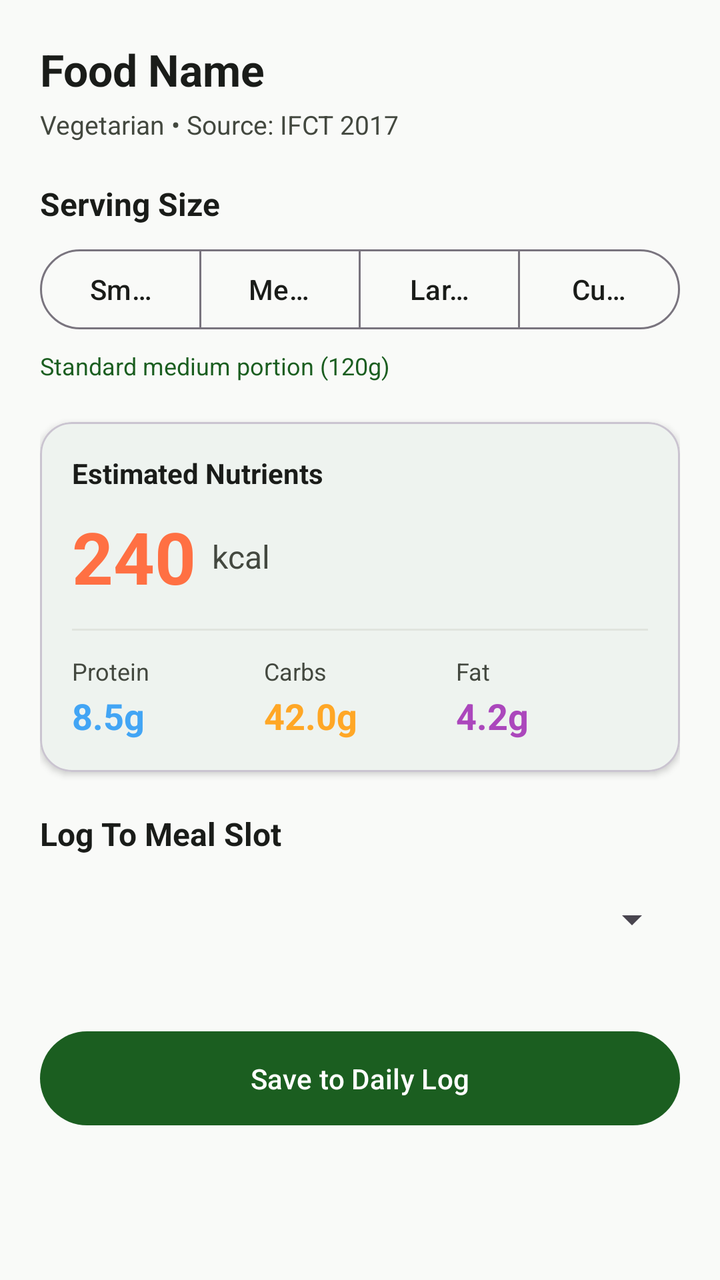
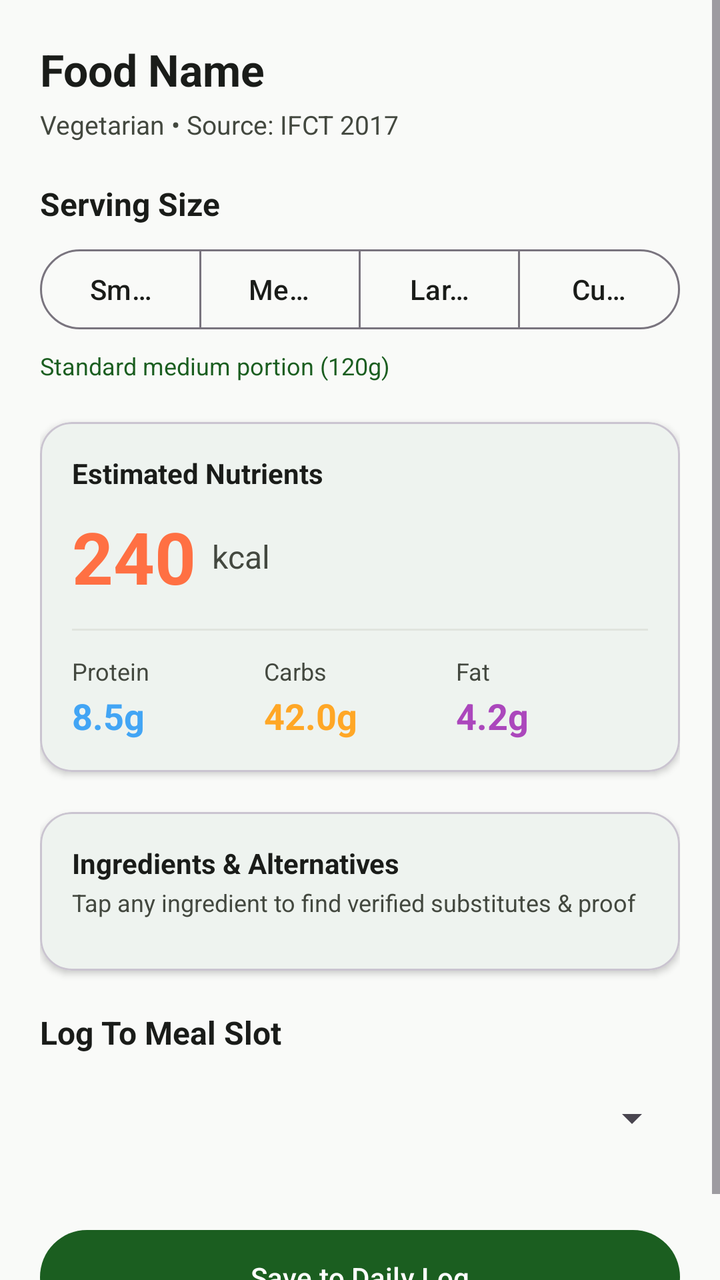

Compare the two renders of this Android layout. The source of the first and the diff that turns it into the second are given below.
<!-- AndroidManifest.xml: application theme Theme.SmartMealPlannerAI -->
<!-- res/layout/activity_meal_analysis.xml -->
<?xml version="1.0" encoding="utf-8"?>
<ScrollView xmlns:android="http://schemas.android.com/apk/res/android"
    xmlns:app="http://schemas.android.com/apk/res-auto"
    android:layout_width="match_parent"
    android:layout_height="match_parent"
    android:fillViewport="true"
    android:background="@color/background">

    <LinearLayout
        android:layout_width="match_parent"
        android:layout_height="wrap_content"
        android:orientation="vertical"
        android:padding="20dp">

        <TextView
            android:id="@+id/tvAnalysisFoodName"
            android:layout_width="wrap_content"
            android:layout_height="wrap_content"
            android:text="Food Name"
            android:textColor="@color/on_background"
            android:textSize="22sp"
            android:textStyle="bold" />

        <TextView
            android:id="@+id/tvAnalysisDietSource"
            android:layout_width="wrap_content"
            android:layout_height="wrap_content"
            android:layout_marginTop="4dp"
            android:text="Vegetarian • Source: IFCT 2017"
            android:textColor="@color/on_surface_variant"
            android:textSize="13sp" />

        <TextView
            android:layout_width="wrap_content"
            android:layout_height="wrap_content"
            android:layout_marginTop="20dp"
            android:text="@string/serving_size_label"
            android:textColor="@color/on_background"
            android:textSize="16sp"
            android:textStyle="bold" />

        
        <com.google.android.material.button.MaterialButtonToggleGroup
            android:id="@+id/toggleServing"
            android:layout_width="match_parent"
            android:layout_height="wrap_content"
            android:layout_marginTop="8dp"
            app:singleSelection="true">

            <com.google.android.material.button.MaterialButton
                android:id="@+id/btnServingSmall"
                style="?attr/materialButtonOutlinedStyle"
                android:layout_width="0dp"
                android:layout_height="wrap_content"
                android:layout_weight="1"
                android:text="@string/serving_small" />

            <com.google.android.material.button.MaterialButton
                android:id="@+id/btnServingMedium"
                style="?attr/materialButtonOutlinedStyle"
                android:layout_width="0dp"
                android:layout_height="wrap_content"
                android:layout_weight="1"
                android:text="@string/serving_medium" />

            <com.google.android.material.button.MaterialButton
                android:id="@+id/btnServingLarge"
                style="?attr/materialButtonOutlinedStyle"
                android:layout_width="0dp"
                android:layout_height="wrap_content"
                android:layout_weight="1"
                android:text="@string/serving_large" />

            <com.google.android.material.button.MaterialButton
                android:id="@+id/btnServingCustom"
                style="?attr/materialButtonOutlinedStyle"
                android:layout_width="0dp"
                android:layout_height="wrap_content"
                android:layout_weight="1"
                android:text="Custom" />

        </com.google.android.material.button.MaterialButtonToggleGroup>

        
        <com.google.android.material.textfield.TextInputLayout
            android:id="@+id/tilCustomGrams"
            style="@style/Widget.MaterialComponents.TextInputLayout.OutlinedBox"
            android:layout_width="match_parent"
            android:layout_height="wrap_content"
            android:layout_marginTop="8dp"
            android:visibility="gone"
            android:hint="@string/custom_grams_hint">

            <com.google.android.material.textfield.TextInputEditText
                android:id="@+id/etCustomGrams"
                android:layout_width="match_parent"
                android:layout_height="wrap_content"
                android:inputType="number" />

        </com.google.android.material.textfield.TextInputLayout>

        
        <TextView
            android:id="@+id/tvServingDescription"
            android:layout_width="wrap_content"
            android:layout_height="wrap_content"
            android:layout_marginTop="6dp"
            android:text="Standard medium portion (120g)"
            android:textColor="@color/primary"
            android:textSize="12sp" />

        
        <com.google.android.material.card.MaterialCardView
            android:layout_width="match_parent"
            android:layout_height="wrap_content"
            android:layout_marginTop="20dp"
            app:cardCornerRadius="16dp"
            app:cardElevation="2dp"
            app:cardBackgroundColor="@color/surface">

            <LinearLayout
                android:layout_width="match_parent"
                android:layout_height="wrap_content"
                android:orientation="vertical"
                android:padding="16dp">

                <TextView
                    android:layout_width="wrap_content"
                    android:layout_height="wrap_content"
                    android:text="@string/nutrition_breakdown"
                    android:textColor="@color/on_surface"
                    android:textSize="14sp"
                    android:textStyle="bold" />

                
                <LinearLayout
                    android:layout_width="match_parent"
                    android:layout_height="wrap_content"
                    android:layout_marginTop="8dp"
                    android:gravity="center_vertical"
                    android:orientation="horizontal">

                    <TextView
                        android:id="@+id/tvCalculatedCalories"
                        android:layout_width="wrap_content"
                        android:layout_height="wrap_content"
                        android:text="240"
                        android:textColor="@color/accent_calories"
                        android:textSize="36sp"
                        android:textStyle="bold" />

                    <TextView
                        android:layout_width="wrap_content"
                        android:layout_height="wrap_content"
                        android:layout_marginStart="8dp"
                        android:text="kcal"
                        android:textColor="@color/on_surface_variant"
                        android:textSize="16sp" />

                </LinearLayout>

                <View
                    android:layout_width="match_parent"
                    android:layout_height="1dp"
                    android:layout_marginTop="12dp"
                    android:layout_marginBottom="12dp"
                    android:background="@color/divider" />

                
                <LinearLayout
                    android:layout_width="match_parent"
                    android:layout_height="wrap_content"
                    android:orientation="horizontal"
                    android:weightSum="3">

                    
                    <LinearLayout
                        android:layout_width="0dp"
                        android:layout_height="wrap_content"
                        android:layout_weight="1"
                        android:orientation="vertical">

                        <TextView
                            android:layout_width="wrap_content"
                            android:layout_height="wrap_content"
                            android:text="@string/protein_label"
                            android:textColor="@color/on_surface_variant"
                            android:textSize="12sp" />

                        <TextView
                            android:id="@+id/tvCalculatedProtein"
                            android:layout_width="wrap_content"
                            android:layout_height="wrap_content"
                            android:layout_marginTop="2dp"
                            android:text="8.5g"
                            android:textColor="@color/accent_protein"
                            android:textSize="18sp"
                            android:textStyle="bold" />

                    </LinearLayout>

                    
                    <LinearLayout
                        android:layout_width="0dp"
                        android:layout_height="wrap_content"
                        android:layout_weight="1"
                        android:orientation="vertical">

                        <TextView
                            android:layout_width="wrap_content"
                            android:layout_height="wrap_content"
                            android:text="@string/carbs_label"
                            android:textColor="@color/on_surface_variant"
                            android:textSize="12sp" />

                        <TextView
                            android:id="@+id/tvCalculatedCarbs"
                            android:layout_width="wrap_content"
                            android:layout_height="wrap_content"
                            android:layout_marginTop="2dp"
                            android:text="42.0g"
                            android:textColor="@color/accent_carbs"
                            android:textSize="18sp"
                            android:textStyle="bold" />

                    </LinearLayout>

                    
                    <LinearLayout
                        android:layout_width="0dp"
                        android:layout_height="wrap_content"
                        android:layout_weight="1"
                        android:orientation="vertical">

                        <TextView
                            android:layout_width="wrap_content"
                            android:layout_height="wrap_content"
                            android:text="@string/fat_label"
                            android:textColor="@color/on_surface_variant"
                            android:textSize="12sp" />

                        <TextView
                            android:id="@+id/tvCalculatedFat"
                            android:layout_width="wrap_content"
                            android:layout_height="wrap_content"
                            android:layout_marginTop="2dp"
                            android:text="4.2g"
                            android:textColor="@color/accent_fat"
                            android:textSize="18sp"
                            android:textStyle="bold" />

                    </LinearLayout>

                </LinearLayout>

            </LinearLayout>

        </com.google.android.material.card.MaterialCardView>

        
        <TextView
            android:layout_width="wrap_content"
            android:layout_height="wrap_content"
            android:layout_marginTop="20dp"
            android:text="Log To Meal Slot"
            android:textColor="@color/on_background"
            android:textSize="16sp"
            android:textStyle="bold" />

        <Spinner
            android:id="@+id/spinnerMealSlot"
            android:layout_width="match_parent"
            android:layout_height="48dp"
            android:layout_marginTop="8dp" />

        
        <com.google.android.material.button.MaterialButton
            android:id="@+id/btnSaveMeal"
            android:layout_width="match_parent"
            android:layout_height="wrap_content"
            android:layout_marginTop="28dp"
            android:padding="14dp"
            android:text="@string/btn_save_meal" />

    </LinearLayout>

</ScrollView>
<!-- resources referenced by this layout -->
<resources>
  <color name="accent_calories">#FF7043</color>
  <color name="accent_carbs">#FFA726</color>
  <color name="accent_fat">#AB47BC</color>
  <color name="accent_protein">#42A5F5</color>
  <color name="background">#F9FAF8</color>
  <color name="divider">#E0E4DE</color>
  <color name="on_background">#1A1C19</color>
  <color name="on_surface">#1A1C19</color>
  <color name="on_surface_variant">#43483F</color>
  <color name="primary">#1B5E20</color>
  <color name="surface">#FFFFFF</color>
  <string name="btn_save_meal">Save to Daily Log</string>
  <string name="carbs_label">Carbs</string>
  <string name="custom_grams_hint">Weight in grams (e.g. 150)</string>
  <string name="fat_label">Fat</string>
  <string name="nutrition_breakdown">Estimated Nutrients</string>
  <string name="protein_label">Protein</string>
  <string name="serving_large">Large</string>
  <string name="serving_medium">Medium (Standard)</string>
  <string name="serving_size_label">Serving Size</string>
  <string name="serving_small">Small</string>
  <style name="Theme.SmartMealPlannerAI" parent="Theme.Material3.DayNight.NoActionBar">
          
          <item name="colorPrimary">@color/primary</item>
          <item name="colorOnPrimary">@color/on_primary</item>
          <item name="colorPrimaryContainer">@color/primary_container</item>
          <item name="colorOnPrimaryContainer">@color/on_primary_container</item>
  
          
          <item name="colorSecondary">@color/secondary</item>
          <item name="colorOnSecondary">@color/on_secondary</item>
          <item name="colorSecondaryContainer">@color/secondary_container</item>
  
          
          <item name="android:colorBackground">@color/background</item>
          <item name="colorSurface">@color/surface</item>
          <item name="colorOnSurface">@color/on_surface</item>
          <item name="colorSurfaceVariant">@color/surface_variant</item>
          <item name="colorOnSurfaceVariant">@color/on_surface_variant</item>
  
          
          <item name="android:statusBarColor">@color/surface</item>
          <item name="android:windowLightStatusBar">true</item>
          <item name="android:navigationBarColor">@color/surface</item>
      </style>
  <color name="on_primary">#FFFFFF</color>
  <color name="primary_container">#C8E6C9</color>
  <color name="on_primary_container">#002105</color>
  <color name="secondary">#00796B</color>
  <color name="on_secondary">#FFFFFF</color>
  <color name="secondary_container">#B2DFDB</color>
  <color name="surface_variant">#F1F4F1</color>
</resources>

<!-- the commit's change to res/layout/activity_meal_analysis.xml (unified diff, before → after) -->
@@ -258,6 +258,48 @@
         </com.google.android.material.card.MaterialCardView>
 
         
+        <com.google.android.material.card.MaterialCardView
+            android:id="@+id/cardIngredients"
+            android:layout_width="match_parent"
+            android:layout_height="wrap_content"
+            android:layout_marginTop="20dp"
+            app:cardCornerRadius="16dp"
+            app:cardElevation="2dp"
+            app:cardBackgroundColor="@color/surface">
+
+            <LinearLayout
+                android:layout_width="match_parent"
+                android:layout_height="wrap_content"
+                android:orientation="vertical"
+                android:padding="16dp">
+
+                <TextView
+                    android:layout_width="wrap_content"
+                    android:layout_height="wrap_content"
+                    android:text="Ingredients &amp; Alternatives"
+                    android:textColor="@color/on_surface"
+                    android:textSize="14sp"
+                    android:textStyle="bold" />
+
+                <TextView
+                    android:layout_width="wrap_content"
+                    android:layout_height="wrap_content"
+                    android:layout_marginTop="2dp"
+                    android:text="Tap any ingredient to find verified substitutes &amp; proof"
+                    android:textColor="@color/on_surface_variant"
+                    android:textSize="12sp" />
+
+                <com.google.android.material.chip.ChipGroup
+                    android:id="@+id/chipGroupIngredients"
+                    android:layout_width="match_parent"
+                    android:layout_height="wrap_content"
+                    android:layout_marginTop="10dp" />
+
+            </LinearLayout>
+
+        </com.google.android.material.card.MaterialCardView>
+
+        
         <TextView
             android:layout_width="wrap_content"
             android:layout_height="wrap_content"
